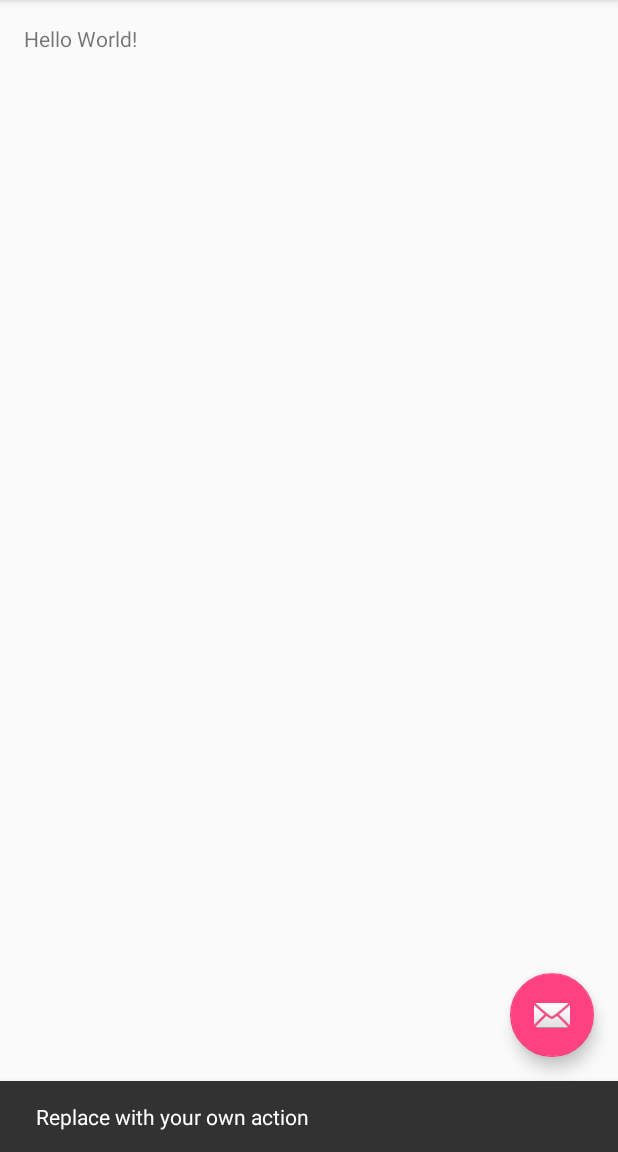
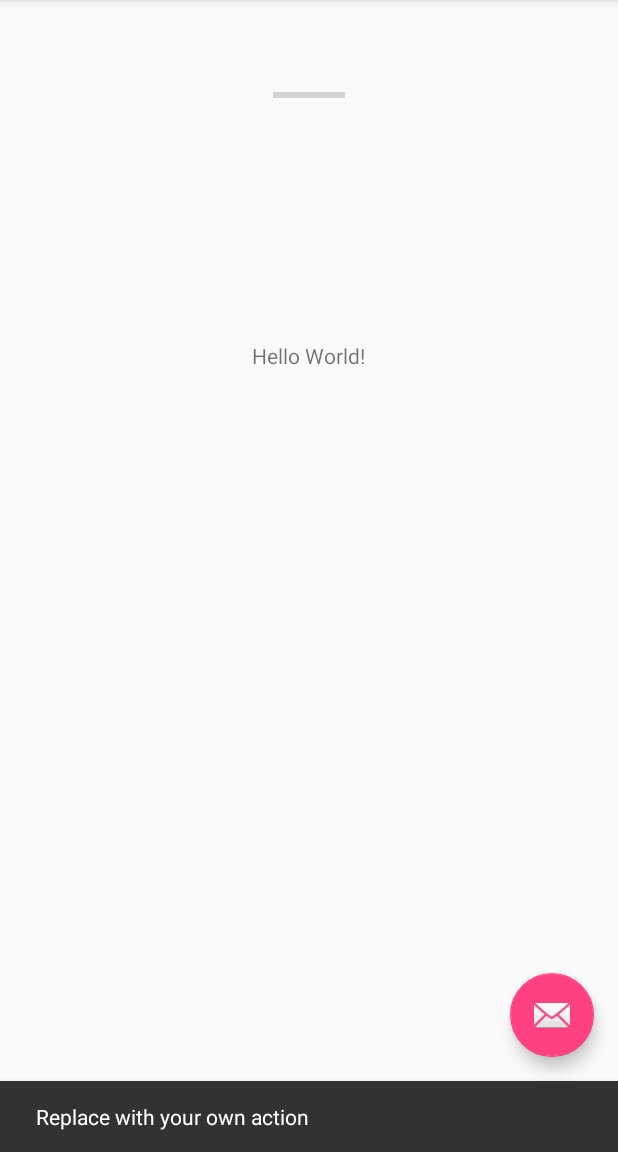
Before and after one commit to johnnymeyer/cs246Homework, an Android app: the screen it shows after launch (MainActivity), after a tap on an icon or button, on a phone screen of 412 x 824 dp, the part 84-1236 px from its top. Run offline under Robolectric (Android 15) with nearby library versions, the phone set to English and light mode, and no system bars.

Commit message:
testing git in android studio

```diff
--- a/week6/Multi-Threads/app/src/main/res/layout/content_main.xml
+++ b/week6/Multi-Threads/app/src/main/res/layout/content_main.xml
@@ -15,5 +15,17 @@
     <TextView
         android:layout_width="wrap_content"
         android:layout_height="wrap_content"
-        android:text="Hello World!" />
+        android:text="Hello World!"
+        android:layout_alignParentTop="true"
+        android:layout_centerHorizontal="true"
+        android:layout_marginTop="211dp" />
+
+    <ProgressBar
+        style="?android:attr/progressBarStyleHorizontal"
+        android:layout_width="wrap_content"
+        android:layout_height="wrap_content"
+        android:id="@+id/progressBar"
+        android:layout_alignParentTop="true"
+        android:layout_centerHorizontal="true"
+        android:layout_marginTop="39dp" />
 </RelativeLayout>
```
